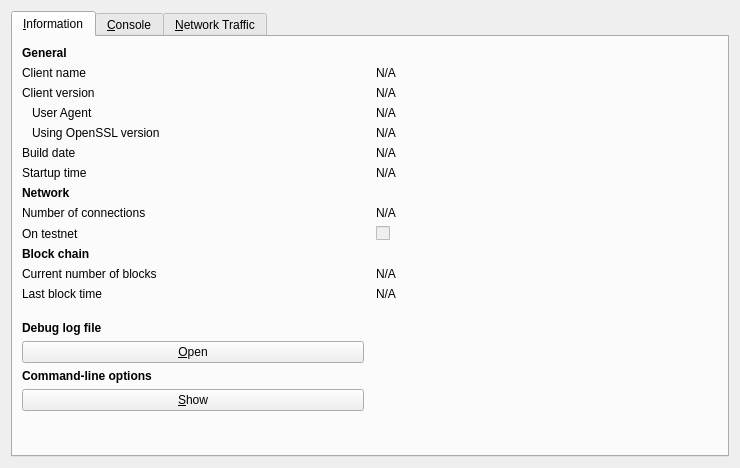
BitClubDev/ClubCoin, file src/qt/forms/debugwindow.ui: the form before one commit.
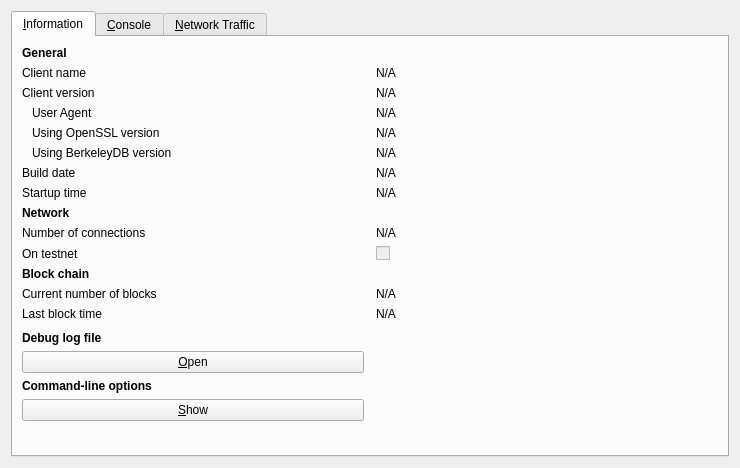
The form after the commit. Icons and pictures are not drawn. Custom widgets are drawn as their Qt base class.

Commit message: add berkeleyDB version info

```diff
--- a/src/qt/forms/debugwindow.ui
+++ b/src/qt/forms/debugwindow.ui
@@ -86,7 +86,7 @@
          </property>
         </widget>
        </item>
-       <item row="5" column="0">
+       <item row="6" column="0">
         <widget class="QLabel" name="label_12">
          <property name="text">
           <string>Build date</string>
@@ -119,14 +119,14 @@
          </property>
         </widget>
        </item>
-       <item row="6" column="0">
+       <item row="7" column="0">
         <widget class="QLabel" name="label_13">
          <property name="text">
           <string>Startup time</string>
          </property>
         </widget>
        </item>
-       <item row="5" column="1">
+       <item row="6" column="1">
         <widget class="QLabel" name="buildDate">
          <property name="cursor">
           <cursorShape>IBeamCursor</cursorShape>
@@ -142,14 +142,14 @@
          </property>
         </widget>
        </item>
-       <item row="8" column="0">
+       <item row="9" column="0">
         <widget class="QLabel" name="label_7">
          <property name="text">
           <string>Number of connections</string>
          </property>
         </widget>
        </item>
-       <item row="6" column="1">
+       <item row="7" column="1">
         <widget class="QLabel" name="startupTime">
          <property name="cursor">
           <cursorShape>IBeamCursor</cursorShape>
@@ -165,7 +165,7 @@
          </property>
         </widget>
        </item>
-       <item row="7" column="0">
+       <item row="8" column="0">
         <widget class="QLabel" name="label_11">
          <property name="font">
           <font>
@@ -178,7 +178,7 @@
          </property>
         </widget>
        </item>
-       <item row="9" column="1">
+       <item row="10" column="1">
         <widget class="QCheckBox" name="isTestNet">
          <property name="enabled">
           <bool>false</bool>
@@ -188,14 +188,14 @@
          </property>
         </widget>
        </item>
-       <item row="9" column="0">
+       <item row="10" column="0">
         <widget class="QLabel" name="label_8">
          <property name="text">
           <string>On testnet</string>
          </property>
         </widget>
        </item>
-       <item row="8" column="1">
+       <item row="9" column="1">
         <widget class="QLabel" name="numberOfConnections">
          <property name="cursor">
           <cursorShape>IBeamCursor</cursorShape>
@@ -211,14 +211,14 @@
          </property>
         </widget>
        </item>
-       <item row="11" column="0">
+       <item row="12" column="0">
         <widget class="QLabel" name="label_3">
          <property name="text">
           <string>Current number of blocks</string>
          </property>
         </widget>
        </item>
-       <item row="10" column="0">
+       <item row="11" column="0">
         <widget class="QLabel" name="label_10">
          <property name="font">
           <font>
@@ -231,14 +231,14 @@
          </property>
         </widget>
        </item>
-       <item row="12" column="0">
+       <item row="13" column="0">
         <widget class="QLabel" name="label_2">
          <property name="text">
           <string>Last block time</string>
          </property>
         </widget>
        </item>
-       <item row="11" column="1">
+       <item row="12" column="1">
         <widget class="QLabel" name="numberOfBlocks">
          <property name="cursor">
           <cursorShape>IBeamCursor</cursorShape>
@@ -254,7 +254,7 @@
          </property>
         </widget>
        </item>
-       <item row="15" column="0">
+       <item row="16" column="0">
         <widget class="QPushButton" name="openDebugLogfileButton">
          <property name="toolTip">
           <string>Open the ClubCoin debug log file from the current data directory. This can take a few seconds for large log files.</string>
@@ -267,7 +267,7 @@
          </property>
         </widget>
        </item>
-       <item row="12" column="1">
+       <item row="13" column="1">
         <widget class="QLabel" name="lastBlockTime">
          <property name="cursor">
           <cursorShape>IBeamCursor</cursorShape>
@@ -283,7 +283,7 @@
          </property>
         </widget>
        </item>
-       <item row="13" column="0">
+       <item row="14" column="0">
         <spacer name="verticalSpacer_2">
          <property name="orientation">
           <enum>Qt::Vertical</enum>
@@ -296,7 +296,7 @@
          </property>
         </spacer>
        </item>
-       <item row="14" column="0">
+       <item row="15" column="0">
         <widget class="QLabel" name="labelDebugLogfile">
          <property name="font">
           <font>
@@ -309,7 +309,7 @@
          </property>
         </widget>
        </item>
-       <item row="17" column="0">
+       <item row="18" column="0">
         <widget class="QPushButton" name="showCLOptionsButton">
          <property name="toolTip">
           <string>Show the ClubCoin-Qt help message to get a list with possible ClubCoin command-line options.</string>
@@ -322,7 +322,7 @@
          </property>
         </widget>
        </item>
-       <item row="16" column="0">
+       <item row="17" column="0">
         <widget class="QLabel" name="labelCLOptions">
          <property name="font">
           <font>
@@ -335,7 +335,7 @@
          </property>
         </widget>
        </item>
-       <item row="18" column="0">
+       <item row="19" column="0">
         <spacer name="verticalSpacer">
          <property name="orientation">
           <enum>Qt::Vertical</enum>
@@ -348,6 +348,16 @@
          </property>
         </spacer>
        </item>
+       <item row="3" column="1">
+        <widget class="QLabel" name="clientUserAgent">
+         <property name="text">
+          <string>N/A</string>
+         </property>
+         <property name="textFormat">
+          <enum>Qt::PlainText</enum>
+         </property>
+        </widget>
+       </item>
        <item row="3" column="0">
         <widget class="QLabel" name="label_4">
          <property name="text">
@@ -358,8 +368,18 @@
          </property>
         </widget>
        </item>
-       <item row="3" column="1">
-        <widget class="QLabel" name="clientUserAgent">
+       <item row="5" column="0">
+        <widget class="QLabel" name="label_berkeleyDBVersion">
+         <property name="text">
+          <string>Using BerkeleyDB version</string>
+         </property>
+         <property name="indent">
+          <number>10</number>
+         </property>
+        </widget>
+       </item>
+       <item row="5" column="1">
+        <widget class="QLabel" name="berkeleyDBVersion">
          <property name="text">
           <string>N/A</string>
          </property>
```
The commit also changes 1 other file.
